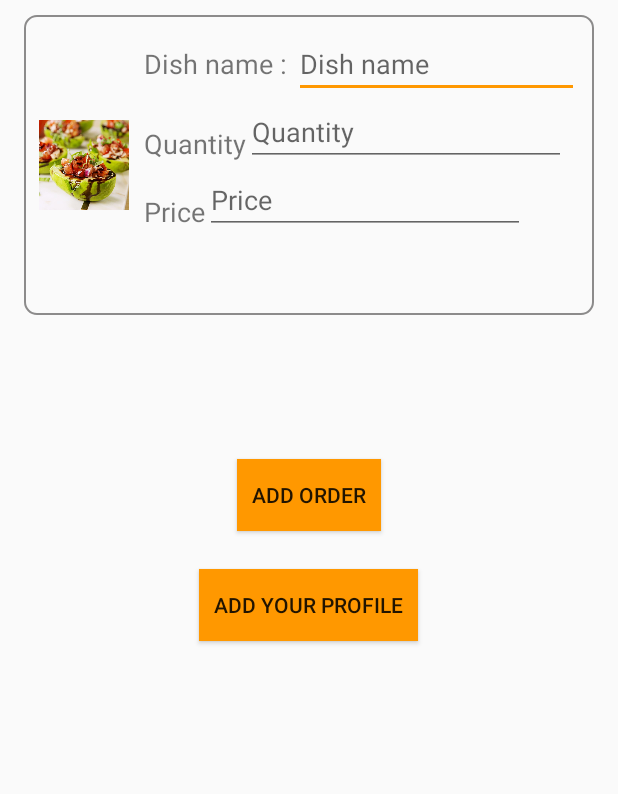
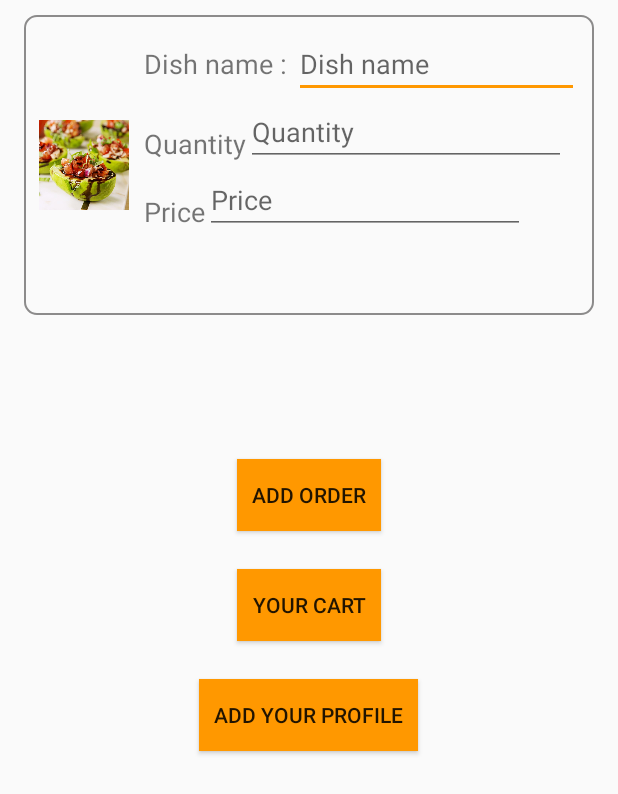
Before and after one commit to Byte-Packet/ChefUp, an Android app: the layout activity_add_order.xml on its own in the app's theme, with its tools: preview values and no code run, on a phone screen of 412 x 824 dp. Shown: the top 794 px of the screen. Run offline under Robolectric (Android 15) with nearby library versions, the phone set to English and light mode, and no system bars.

Commit message:
order database update and order integration

```diff
--- a/app/src/main/java/com/example/dashboard/DatabaseHelper_order.java
+++ b/app/src/main/java/com/example/dashboard/DatabaseHelper_order.java
@@ -12,8 +12,8 @@ import androidx.annotation.Nullable;
 public class DatabaseHelper_order extends SQLiteOpenHelper {
 
     private Context context;
-    private static final String DATABASE_NAME="ChefUp.db";
-    private static final int DATABASE_VERSION=1;
+    private static final String DATABASE_NAME="ChefUp_Order.db";
+    private static final int DATABASE_VERSION=3;
     private static final String TABLE_NAME="Order_Table";
     private static final String COL_ID="Order_id";
     private static final String COL_DISH_NAME="Dishn_ame";
@@ -29,6 +29,7 @@ public class DatabaseHelper_order extends SQLiteOpenHelper {
 
     @Override
     public void onCreate(SQLiteDatabase db) {
+
 
         String querry="CREATE TABLE "+ TABLE_NAME+ " (" +COL_ID+ " INTEGER PRIMARY KEY AUTOINCREMENT, "+ COL_DISH_NAME +" TEXT, "+ COL_QUANTITY +" INTEGER," + COL_PRICE +" INTEGER );";
         db.execSQL(querry);
--- a/app/src/main/java/com/example/dashboard/recipeTab.java
+++ b/app/src/main/java/com/example/dashboard/recipeTab.java
@@ -32,7 +32,7 @@ public class recipeTab extends Fragment {
             @Override
             public void onClick(View v) {
 
-                Intent intent=new Intent(getActivity(),Order.class);
+                Intent intent=new Intent(getActivity(),AddOrder.class);
                 startActivity(intent);
 
             }
--- a/app/src/main/res/layout/activity_add_order.xml
+++ b/app/src/main/res/layout/activity_add_order.xml
@@ -135,7 +135,17 @@
         android:padding="10dp"
         />
     <Button
-        android:id="@+id/button5"
+        android:id="@+id/viewCart"
+        android:layout_width="wrap_content"
+        android:layout_height="wrap_content"
+        android:layout_marginTop="25dp"
+        android:text="Your cart"
+        android:layout_gravity="center"
+        android:background="@color/orange"
+        android:padding="10dp"
+        />
+    <Button
+        android:id="@+id/addProfile"
         android:layout_width="wrap_content"
         android:layout_height="wrap_content"
         android:layout_gravity="center"
--- a/app/src/main/res/layout/activity_user_profile.xml
+++ b/app/src/main/res/layout/activity_user_profile.xml
@@ -119,10 +119,12 @@
             android:text="Edit"
             android:textColor="@color/black"
             android:textSize="18dp"
+            android:layout_gravity="center"
             app:layout_constraintEnd_toEndOf="parent"
             app:layout_constraintHorizontal_bias="0.498"
             app:layout_constraintStart_toStartOf="parent"
-            app:layout_constraintTop_toBottomOf="@+id/textView9" />
+            app:layout_constraintTop_toBottomOf="@+id/textView9"
+            />
 
     </LinearLayout>
 
--- a/app/src/main/res/values/styles.xml
+++ b/app/src/main/res/values/styles.xml
@@ -1,7 +1,7 @@
 <resources xmlns:tools="http://schemas.android.com/tools">
 
     <!-- Base application theme. -->
-    <style name="AppTheme" parent="Theme.AppCompat.Light.NoActionBar">
+    <style name="AppTheme" parent="Theme.AppCompat.Light.DarkActionBar">
         <!-- Customize your theme here. -->
         <item name="colorPrimary">@color/colorPrimary</item>
         <item name="colorPrimaryDark">@color/colorPrimaryDark</item>
```
Also changed, not shown: app/src/main/AndroidManifest.xml (+8 -2 lines), app/src/main/java/com/example/dashboard/AddOrder.java (+29 -0 lines), app/src/main/java/com/example/dashboard/Menu.java (+7 -7 lines), app/src/main/java/com/example/dashboard/Order.java (+4 -7 lines), app/src/main/java/com/example/dashboard/Update_Order.java (+4 -4 lines).
